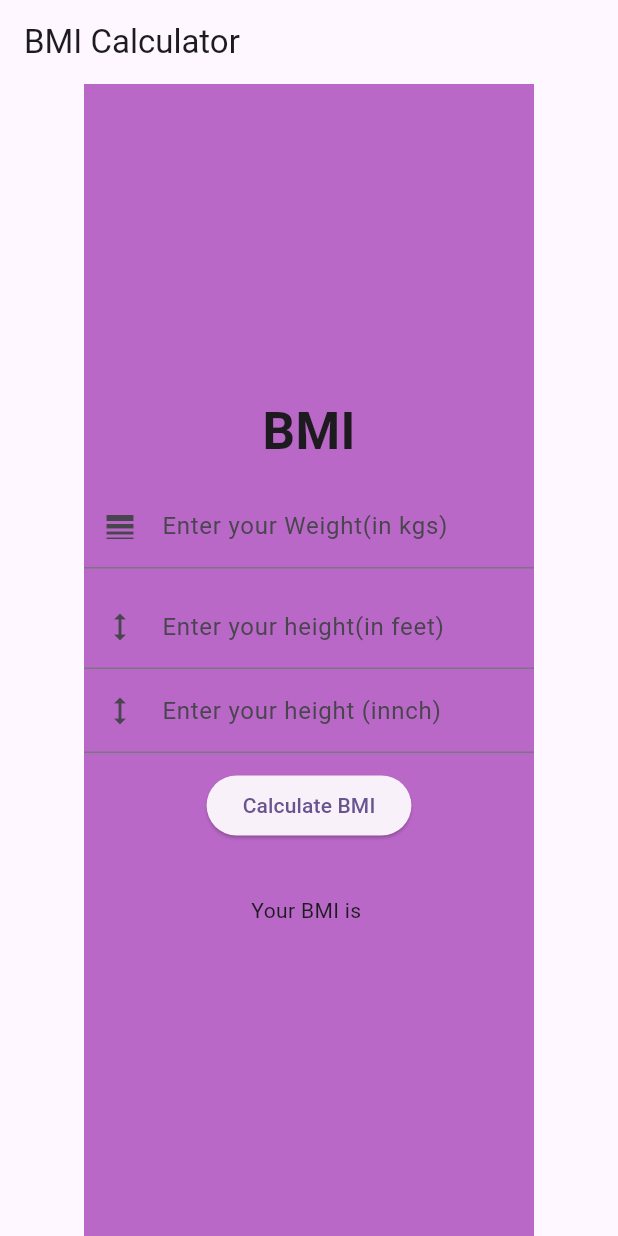
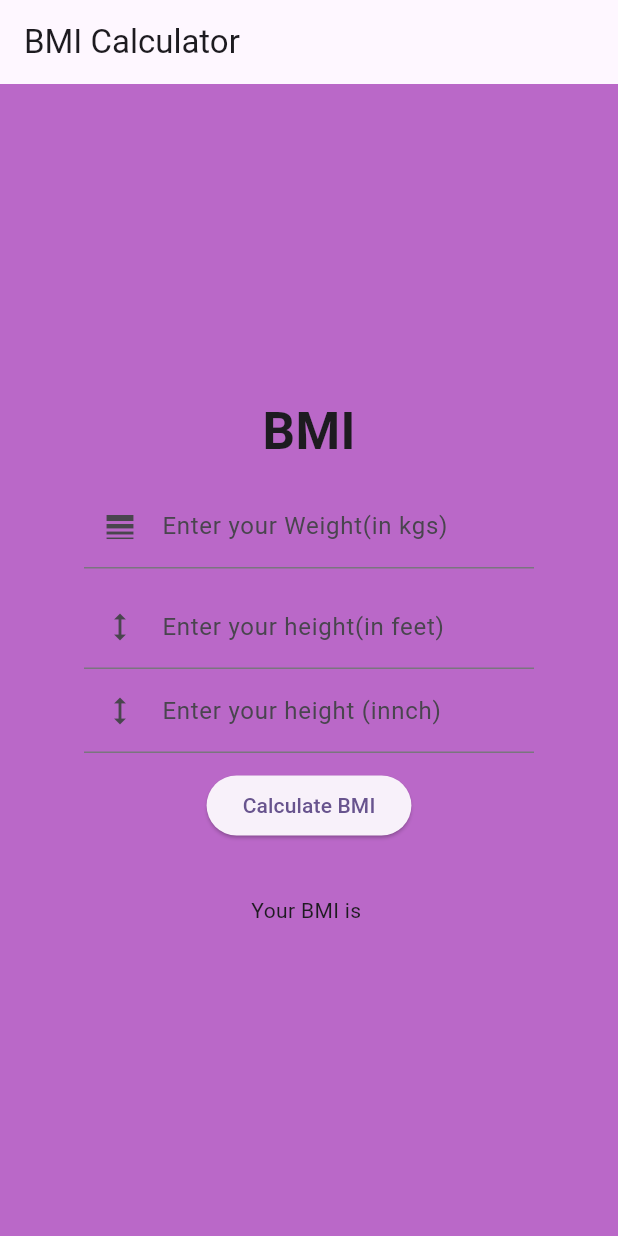
Before and after one commit to AbdulArif/bmi_app, a Flutter app: the screen it shows after launch, on a phone screen of 412 x 824 dp. Run offline on Flutter 3.47's test engine with Material 2 defaults, Android fonts, the phone set to English and light mode, and no system bars; missing offline and left inert: dart:html.

Commit message:
update color

```diff
--- a/lib/main.dart
+++ b/lib/main.dart
@@ -74,9 +74,10 @@ class _MyHomePageState extends State<MyHomePage> {
         // backgroundColor: Theme.of(context).colorScheme.inversePrimary,
         title: Text("BMI Calculator"),
       ),
-      body: Center(
+      body: Container(
+        color: bgColor,
+        child: Center(
           child: Container(
-            color: bgColor,
               width: 300,
               child: Column(
                 mainAxisAlignment: MainAxisAlignment.center,
@@ -124,6 +125,7 @@ class _MyHomePageState extends State<MyHomePage> {
                 ],
               )),
         ),
+      ),
     );
   }
 }
```
Lines whose indentation alone changed are shown as unchanged.
